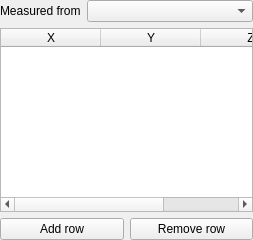
The window that src/Mod/PartDesign/Gui/TaskTablePatternParameters.ui (CoreCAD/CoreCAD) describes before a commit, drawn with Qt 5.
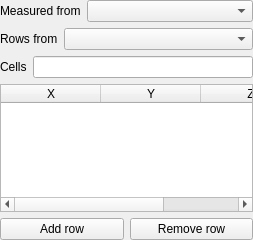
The same window after the commit.

Commit message:
WIP feat(partdesign): Table Pattern rows from spreadsheet cells (#165)
Not merged: the cell range follows inserted rows only when its corner
cells hold values; see autopilot Q-6.

Claude-Session: https://claude.ai/code/session_01GLCPDdo2rsF2NhWDWrcNnJ

What changed in the file:
```diff
--- a/src/Mod/PartDesign/Gui/TaskTablePatternParameters.ui
+++ b/src/Mod/PartDesign/Gui/TaskTablePatternParameters.ui
@@ -47,6 +47,45 @@
      </item>
     </layout>
    </item>
+   <item>
+    <layout class="QHBoxLayout" name="horizontalLayoutRowsFrom">
+     <item>
+      <widget class="QLabel" name="labelRowsFrom">
+       <property name="text">
+        <string>Rows from</string>
+       </property>
+      </widget>
+     </item>
+     <item>
+      <widget class="QComboBox" name="comboRowsFrom">
+       <property name="sizePolicy">
+        <sizepolicy hsizetype="Expanding" vsizetype="Fixed">
+         <horstretch>0</horstretch>
+         <verstretch>0</verstretch>
+        </sizepolicy>
+       </property>
+      </widget>
+     </item>
+    </layout>
+   </item>
+   <item>
+    <layout class="QHBoxLayout" name="horizontalLayoutCells">
+     <item>
+      <widget class="QLabel" name="labelCells">
+       <property name="text">
+        <string>Cells</string>
+       </property>
+      </widget>
+     </item>
+     <item>
+      <widget class="QLineEdit" name="editCells">
+       <property name="toolTip">
+        <string>The cells holding the rows, such as A2:C10. Each row is X, Y and Z, written with a unit</string>
+       </property>
+      </widget>
+     </item>
+    </layout>
+   </item>
    <item>
     <widget class="QTableWidget" name="tableRows">
      <property name="toolTip">
```
Left out of the diff: 2 changed lines with no effect on the pictures. The commit also changes 6 other files.
